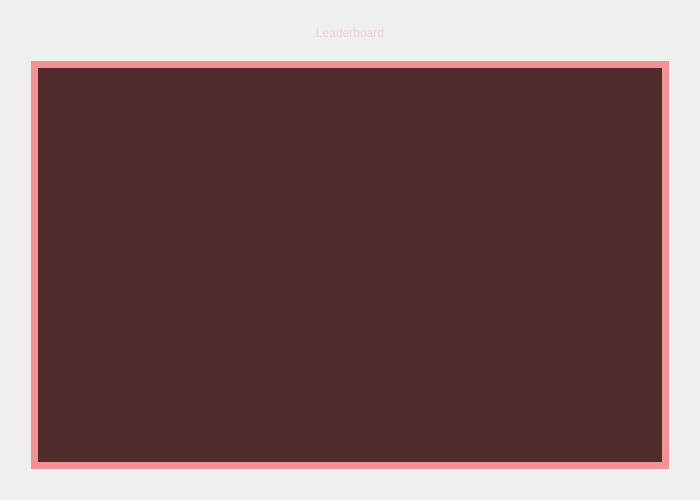
Old version of the form MATFWars/leaderboard.ui in the repository Divljo31/MATFWars.
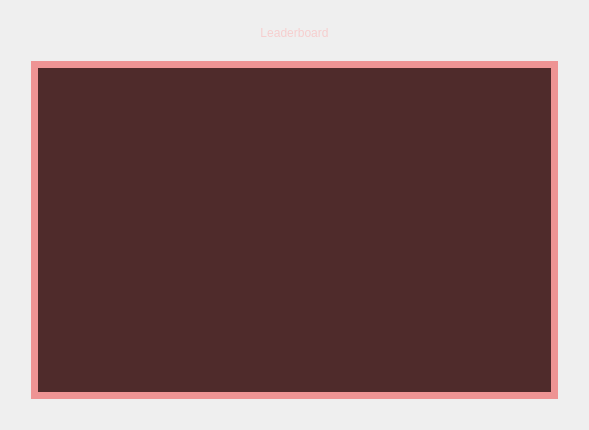
New version of the form. Icons and pictures are not drawn.

Patch:
```diff
--- a/MATFWars/leaderboard.ui
+++ b/MATFWars/leaderboard.ui
@@ -6,20 +6,20 @@
    <rect>
     <x>0</x>
     <y>0</y>
-    <width>700</width>
-    <height>500</height>
+    <width>589</width>
+    <height>430</height>
    </rect>
   </property>
   <property name="minimumSize">
    <size>
-    <width>700</width>
-    <height>300</height>
+    <width>589</width>
+    <height>430</height>
    </size>
   </property>
   <property name="maximumSize">
    <size>
-    <width>700</width>
-    <height>700</height>
+    <width>589</width>
+    <height>430</height>
    </size>
   </property>
   <property name="windowTitle">
@@ -92,7 +92,7 @@
       </spacer>
      </item>
      <item>
-      <widget class="QTextBrowser" name="leaderboard_textBrowser">
+      <widget class="QTextEdit" name="leaderboard_textEdit">
        <property name="styleSheet">
         <string notr="true">background-color: rgb(79, 43, 43);
 border:7px solid;
```
